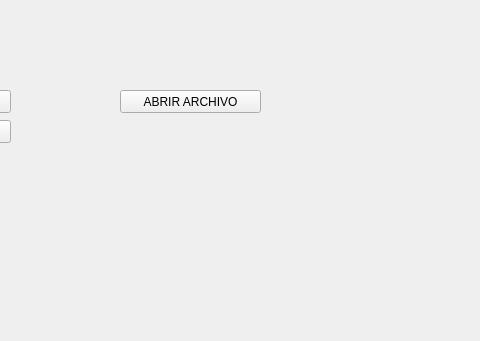
This is src/intro.ui in CornelioEmbedded/GUI_Horarios as Qt 5 draws it before an edit; both pictures show x 150 to 630 and y 0 to 341 of the 1440 by 792 pixel window. The edited form follows.
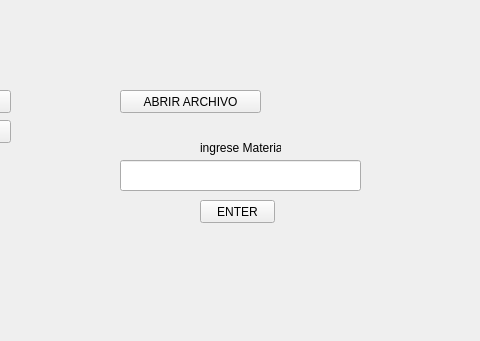
This is the edited form.

Commit message: add handle exceptions for avoid reopen file

The edit to the form file:
```diff
--- a/src/intro.ui
+++ b/src/intro.ui
@@ -52,6 +52,58 @@
     <string>ABRIR ARCHIVO</string>
    </property>
   </widget>
+  <widget class="QLineEdit" name="line_writer">
+   <property name="geometry">
+    <rect>
+     <x>270</x>
+     <y>160</y>
+     <width>241</width>
+     <height>31</height>
+    </rect>
+   </property>
+  </widget>
+  <widget class="QLabel" name="subject_text">
+   <property name="geometry">
+    <rect>
+     <x>350</x>
+     <y>140</y>
+     <width>81</width>
+     <height>16</height>
+    </rect>
+   </property>
+   <property name="text">
+    <string>ingrese Materia</string>
+   </property>
+  </widget>
+  <widget class="QPushButton" name="enter_button">
+   <property name="geometry">
+    <rect>
+     <x>350</x>
+     <y>200</y>
+     <width>75</width>
+     <height>23</height>
+    </rect>
+   </property>
+   <property name="text">
+    <string>ENTER</string>
+   </property>
+  </widget>
+  <widget class="QLabel" name="subject_response">
+   <property name="geometry">
+    <rect>
+     <x>140</x>
+     <y>240</y>
+     <width>821</width>
+     <height>131</height>
+    </rect>
+   </property>
+   <property name="text">
+    <string/>
+   </property>
+   <property name="alignment">
+    <set>Qt::AlignLeading|Qt::AlignLeft|Qt::AlignTop</set>
+   </property>
+  </widget>
  </widget>
  <resources/>
  <connections/>
```
The commit also changes 2 other files.
